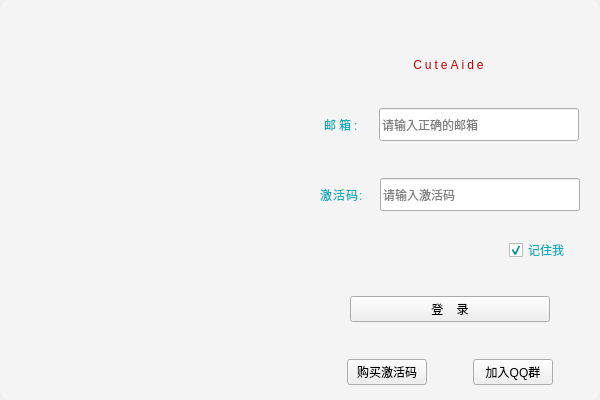
Pupper0601/CateAide2, file app/view/login.ui: the form before one commit.
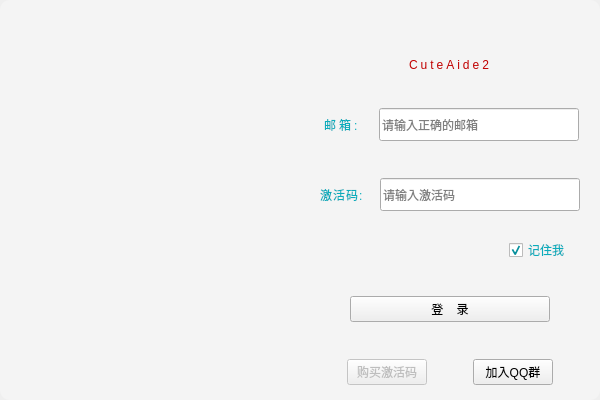
The form after the commit. Icons and pictures are not drawn. Custom widgets are drawn as their Qt base class.

What changed in the file:
```diff
--- a/app/view/login.ui
+++ b/app/view/login.ui
@@ -367,7 +367,7 @@
 }</string>
              </property>
              <property name="text">
-              <string>CuteAide</string>
+              <string>CuteAide2</string>
              </property>
             </widget>
            </item>
@@ -1267,6 +1267,9 @@
            </item>
            <item>
             <widget class="PushButton" name="PushButton">
+             <property name="enabled">
+              <bool>false</bool>
+             </property>
              <property name="text">
               <string>购买激活码</string>
              </property>
```
